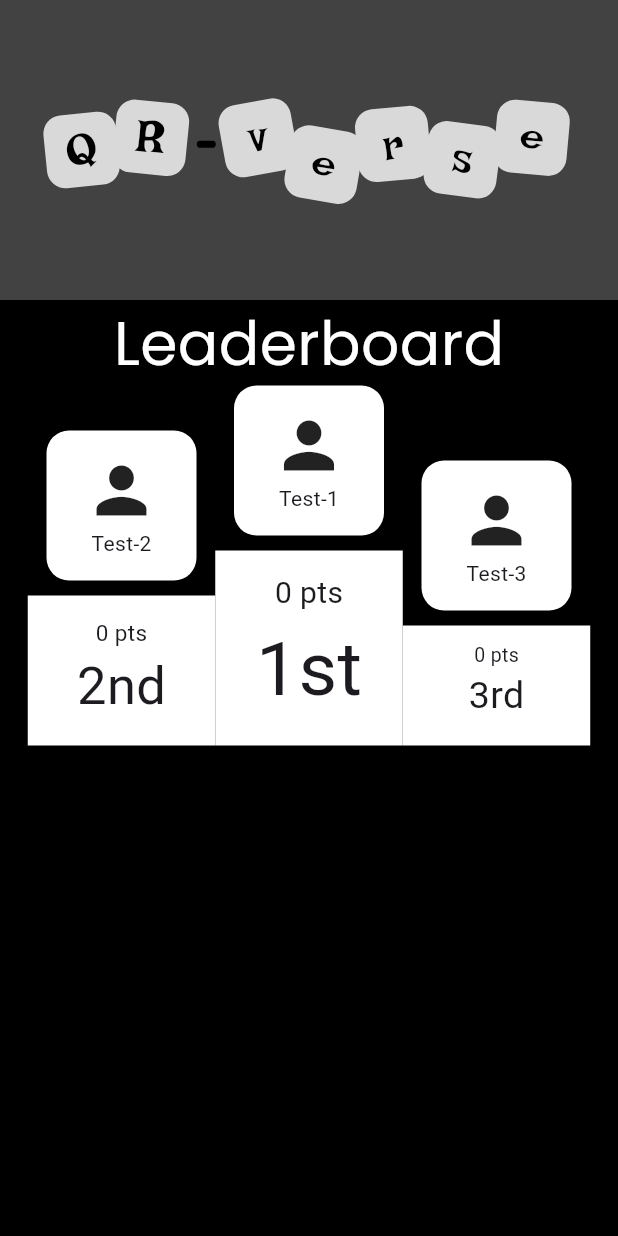
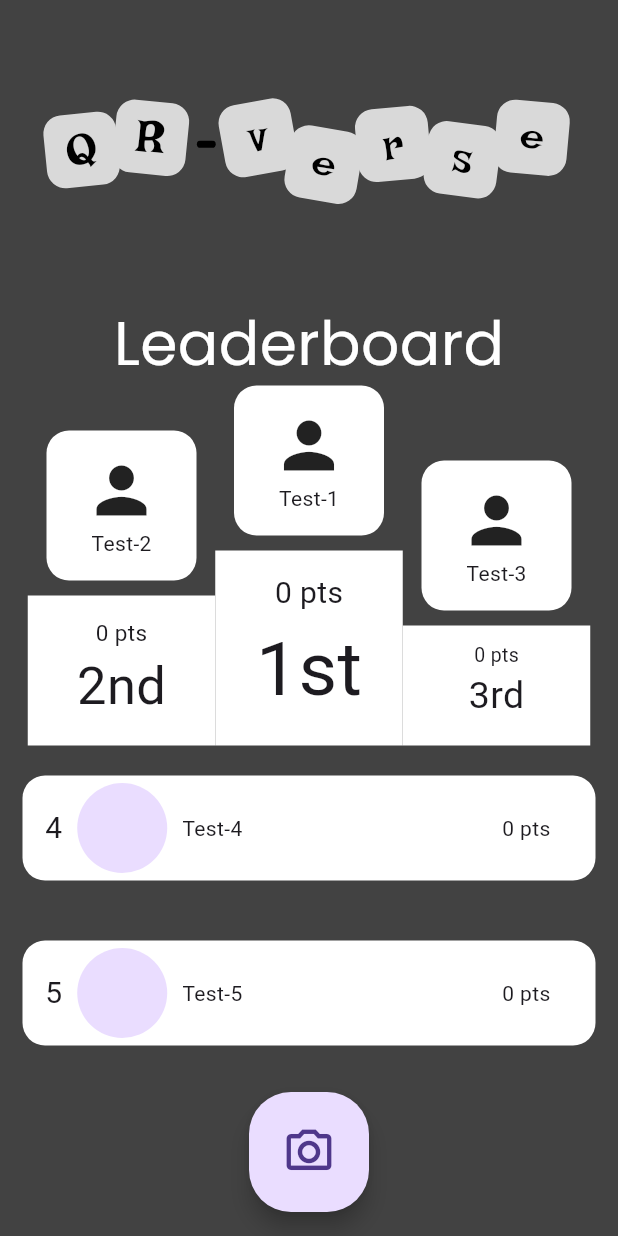
Before and after one commit to Sciege/AppGame, a Flutter app: the screen it shows after launch, on a phone screen of 412 x 824 dp. Run offline on Flutter 3.47's test engine with Material 3 defaults, Android fonts, the phone set to English and light mode, and no system bars; our stand-ins replace flutter_svg.

Commit message:
Added ListView for 4th place and camera button

```diff
--- a/lib/HomePage.dart
+++ b/lib/HomePage.dart
@@ -9,14 +9,27 @@ class Homepage extends StatelessWidget {
     User_stats(userName: 'Test-1', points: 0),
     User_stats(userName: 'Test-2', points: 0),
     User_stats(userName: 'Test-3', points: 0),
-    User_stats(userName: 'Test-4', points: 0)
+    User_stats(userName: 'Test-4', points: 0),
+    User_stats(userName: 'Test-5', points: 0)
   ];
 
   Homepage({super.key});
 
   @override
   Widget build(BuildContext context) {
+    // get the remaining items and put it to another list
+    final remainingItems = lists.length > 3 ? lists.sublist(3) : [];
+
     return Scaffold(
+      floatingActionButtonLocation: FloatingActionButtonLocation.centerFloat,
+      floatingActionButton: Container(
+        height: 80,
+        width: 80,
+        child: FloatingActionButton.large(
+          onPressed: () {},
+          child: Icon(Icons.camera_alt_outlined),
+        ),
+      ),
       appBar: AppBar(
         backgroundColor: AppColors().background,
         title: Center(
@@ -33,10 +46,22 @@ class Homepage extends StatelessWidget {
                   fontSize: 40, fontFamily: 'Poppins', color: Colors.white),
             ),
           ),
-          Leaderboard(list: lists),
+          if (lists.isNotEmpty) Leaderboard(list: lists.take(3).toList()),
+          Expanded(
+            child: ListView.builder(
+              itemCount: remainingItems.length,
+              itemBuilder: (BuildContext context, int index) {
+                return Leaderboard_2(
+                  user_stats: remainingItems[index],
+                  //index is like incrementing itself
+                  position: index + 4,
+                );
+              },
+            ),
+          ),
         ],
       ),
-      backgroundColor: Colors.black,
+      backgroundColor: AppColors().background,
     );
   }
 }
--- a/lib/Leaderboard.dart
+++ b/lib/Leaderboard.dart
@@ -77,7 +77,7 @@ class Leaderboard extends StatelessWidget {
               ),
             ],
           ),
-        )
+        ),
       ],
     );
   }
--- a/lib/Leaderboard_2.dart
+++ b/lib/Leaderboard_2.dart
@@ -0,0 +1,36 @@
+import 'package:flutter/material.dart';
+import 'package:testonly/Leaderboard.dart';
+
+class Leaderboard_2 extends StatelessWidget {
+  final User_stats user_stats;
+  final int position;
+
+  Leaderboard_2({required this.user_stats, required this.position, super.key});
+
+  @override
+  Widget build(BuildContext context) {
+    return Padding(
+      padding: const EdgeInsets.fromLTRB(15, 20, 15, 20),
+      child: Container(
+        padding: EdgeInsets.fromLTRB(15, 5, 30, 5),
+        decoration: BoxDecoration(
+            color: Colors.white, borderRadius: BorderRadius.circular(15)),
+        child: Row(
+          children: [
+            Text(
+              position.toString(),
+              style: TextStyle(fontSize: 20),
+            ),
+            SizedBox(width: 10),
+            CircleAvatar(radius: 30),
+            SizedBox(width: 10),
+            Text(user_stats.userName),
+            // use spacer to place this at the right
+            Spacer(),
+            Text('${user_stats.points.toString()} pts'),
+          ],
+        ),
+      ),
+    );
+  }
+}
```
